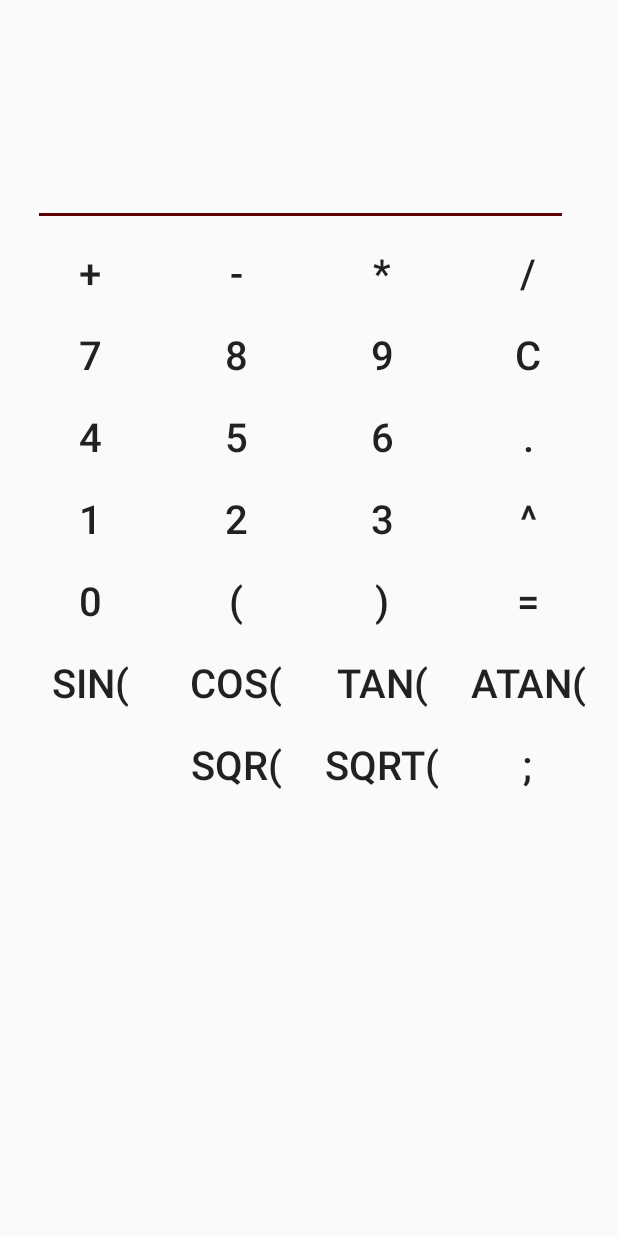
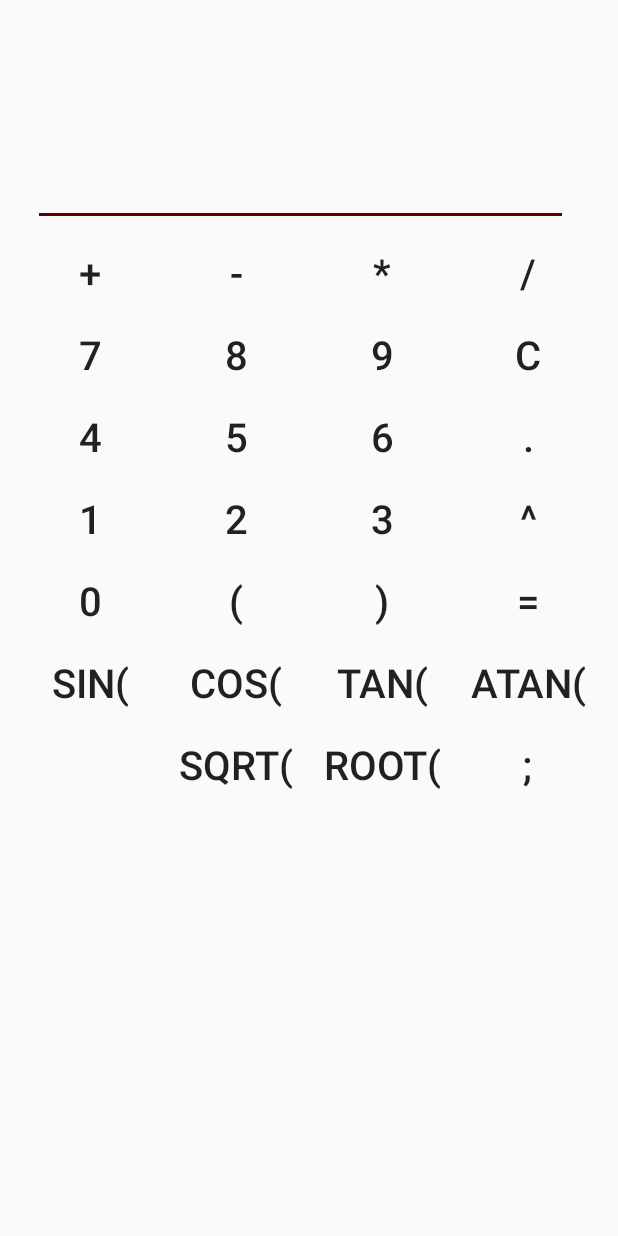
Before and after one commit to OrlovM/Calc, an Android app: the screen it shows after launch (MainActivity), on a phone screen of 412 x 824 dp. Run offline under Robolectric (Android 15) with nearby library versions, the phone set to English and light mode, and no system bars.

Commit message:
Keyboard behavior improved. Minor algorithm changes

```diff
--- a/app/src/main/java/com/example/calc/Lexer.kt
+++ b/app/src/main/java/com/example/calc/Lexer.kt
@@ -2,7 +2,7 @@ package com.example.calc
 
 
 class Lexer {
-    private val regex = """(?<=\(|^)-\d+\.?\d*|\d+\.?\d*|\+|-|\*|/|\^|\(|\)|[a-z]+|,""".toRegex()
+    private val regex = """(?<=\(|^)-\d+\.?\d*|\d+\.?\d*|\+|-|\*|/|\^|\(|\)|[a-z]+|;""".toRegex()
     private val multiplierRegex = """(?<=\d)(\(|[a-z])""".toRegex()
 
     fun tokenize(expressionString: String): ArrayList<String> {
--- a/app/src/main/java/com/example/calc/Parser.kt
+++ b/app/src/main/java/com/example/calc/Parser.kt
@@ -14,7 +14,7 @@ class Parser {
         "tan" to FormulaPart.RpnPart.Operator(FormulaOperator.TAN),
         "cot" to FormulaPart.RpnPart.Operator(FormulaOperator.COT),
         "atan" to FormulaPart.RpnPart.Operator(FormulaOperator.ATAN),
-        "sqr" to FormulaPart.RpnPart.Operator(FormulaOperator.SQR),
+        "root" to FormulaPart.RpnPart.Operator(FormulaOperator.ROOT),
         "sqrt" to FormulaPart.RpnPart.Operator(FormulaOperator.SQRT),
         "(" to FormulaPart.RpnPart.LeftBracket,
         ")" to FormulaPart.RightBracket,
--- a/app/src/main/res/layout/activity_main.xml
+++ b/app/src/main/res/layout/activity_main.xml
@@ -356,23 +356,23 @@
             android:background="?android:attr/selectableItemBackgroundBorderless"/>
 
         <Button
-            android:id="@+id/btnsqr"
-            android:layout_width="match_parent"
-            android:layout_height="wrap_content"
-            android:layout_weight="1"
-            android:onClick="onDigit"
-            android:text="sqr("
-            android:textSize="12pt"
-            style="?android:attr/borderlessButtonStyle"
-            android:background="?android:attr/selectableItemBackgroundBorderless"/>
-
-        <Button
             android:id="@+id/btnsqrt"
             android:layout_width="match_parent"
             android:layout_height="wrap_content"
             android:layout_weight="1"
             android:onClick="onDigit"
             android:text="sqrt("
+            android:textSize="12pt"
+            style="?android:attr/borderlessButtonStyle"
+            android:background="?android:attr/selectableItemBackgroundBorderless"/>
+
+        <Button
+            android:id="@+id/btnroot"
+            android:layout_width="match_parent"
+            android:layout_height="wrap_content"
+            android:layout_weight="1"
+            android:onClick="onDigit"
+            android:text="root("
             android:textSize="12pt"
             style="?android:attr/borderlessButtonStyle"
             android:background="?android:attr/selectableItemBackgroundBorderless"/>
```
Also changed, not shown: app/src/main/java/com/example/calc/FormulaOperator.kt (+5 -4 lines).
